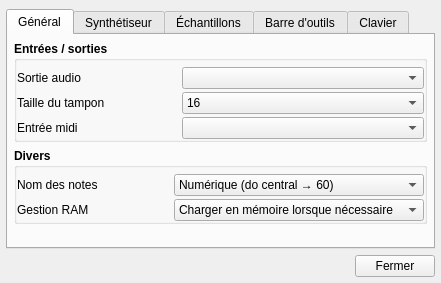
First picture: the form in trunk/gui_divers/config.ui, repository davy7125/polyphone, before the edit.
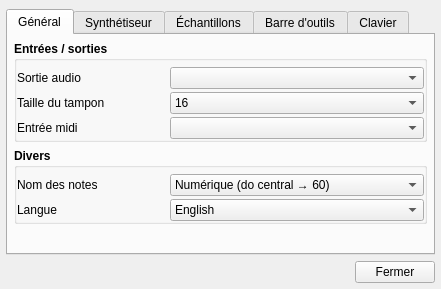
Second picture: the form after the edit. Icons and pictures are not drawn. Custom widgets are drawn as their Qt base class.

```diff
--- a/trunk/gui_divers/config.ui
+++ b/trunk/gui_divers/config.ui
@@ -10,7 +10,7 @@
     <x>0</x>
     <y>0</y>
     <width>441</width>
-    <height>264</height>
+    <height>289</height>
    </rect>
   </property>
   <property name="windowTitle">
@@ -138,6 +138,12 @@
           </item>
           <item row="0" column="0">
            <widget class="QLabel" name="label">
+            <property name="maximumSize">
+             <size>
+              <width>150</width>
+              <height>16777215</height>
+             </size>
+            </property>
             <property name="font">
              <font>
               <weight>50</weight>
@@ -151,6 +157,12 @@
           </item>
           <item row="0" column="1">
            <widget class="QComboBox" name="comboAudioOuput">
+            <property name="sizePolicy">
+             <sizepolicy hsizetype="Expanding" vsizetype="Fixed">
+              <horstretch>0</horstretch>
+              <verstretch>0</verstretch>
+             </sizepolicy>
+            </property>
             <property name="font">
              <font>
               <weight>50</weight>
@@ -243,6 +255,12 @@
           </property>
           <item row="0" column="0">
            <widget class="QLabel" name="label_22">
+            <property name="maximumSize">
+             <size>
+              <width>150</width>
+              <height>16777215</height>
+             </size>
+            </property>
             <property name="font">
              <font>
               <weight>50</weight>
@@ -256,6 +274,12 @@
           </item>
           <item row="0" column="1">
            <widget class="QComboBox" name="comboKeyName">
+            <property name="sizePolicy">
+             <sizepolicy hsizetype="Expanding" vsizetype="Fixed">
+              <horstretch>0</horstretch>
+              <verstretch>0</verstretch>
+             </sizepolicy>
+            </property>
             <property name="font">
              <font>
               <weight>50</weight>
@@ -293,27 +317,24 @@
              </font>
             </property>
             <property name="text">
-             <string>Gestion RAM</string>
+             <string>Langue</string>
             </property>
            </widget>
           </item>
           <item row="1" column="1">
-           <widget class="QComboBox" name="comboRam">
-            <property name="sizePolicy">
-             <sizepolicy hsizetype="Expanding" vsizetype="Fixed">
-              <horstretch>0</horstretch>
-              <verstretch>0</verstretch>
-             </sizepolicy>
-            </property>
+           <widget class="QComboBox" name="comboLangue">
             <property name="font">
              <font>
               <weight>50</weight>
               <bold>false</bold>
              </font>
             </property>
+            <property name="currentIndex">
+             <number>0</number>
+            </property>
             <item>
              <property name="text">
-              <string>Charger en mémoire lorsque nécessaire</string>
+              <string notr="true">English</string>
              </property>
             </item>
             <item>
```
Left out of the diff: 67 changed lines with no effect on the pictures.
